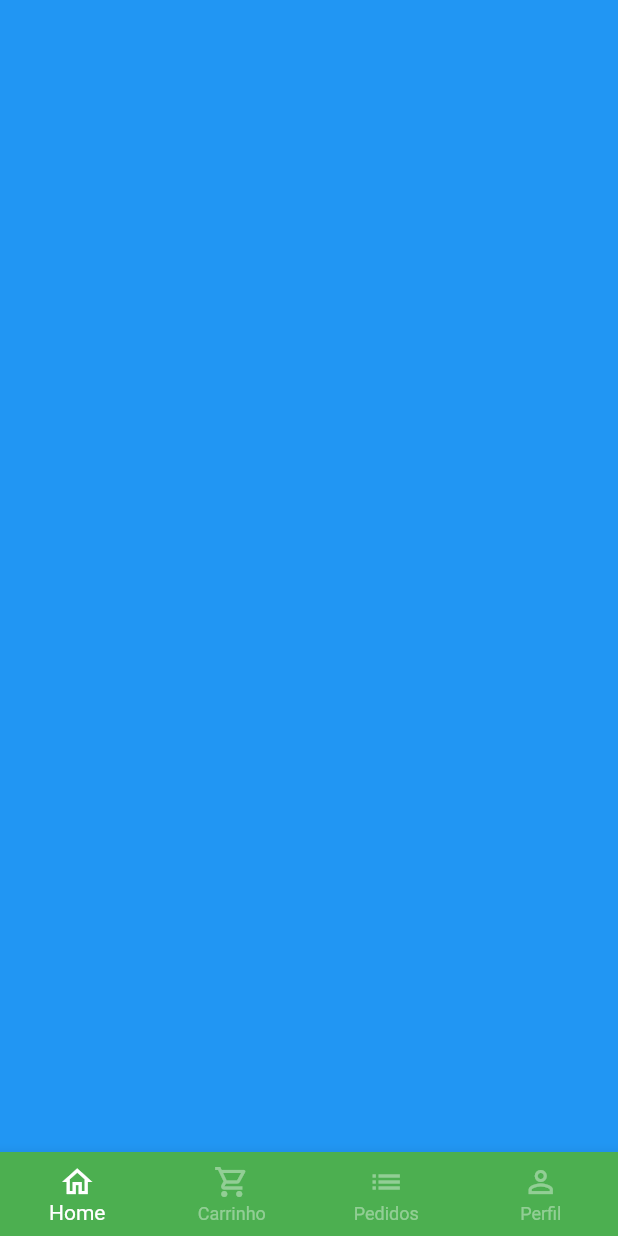
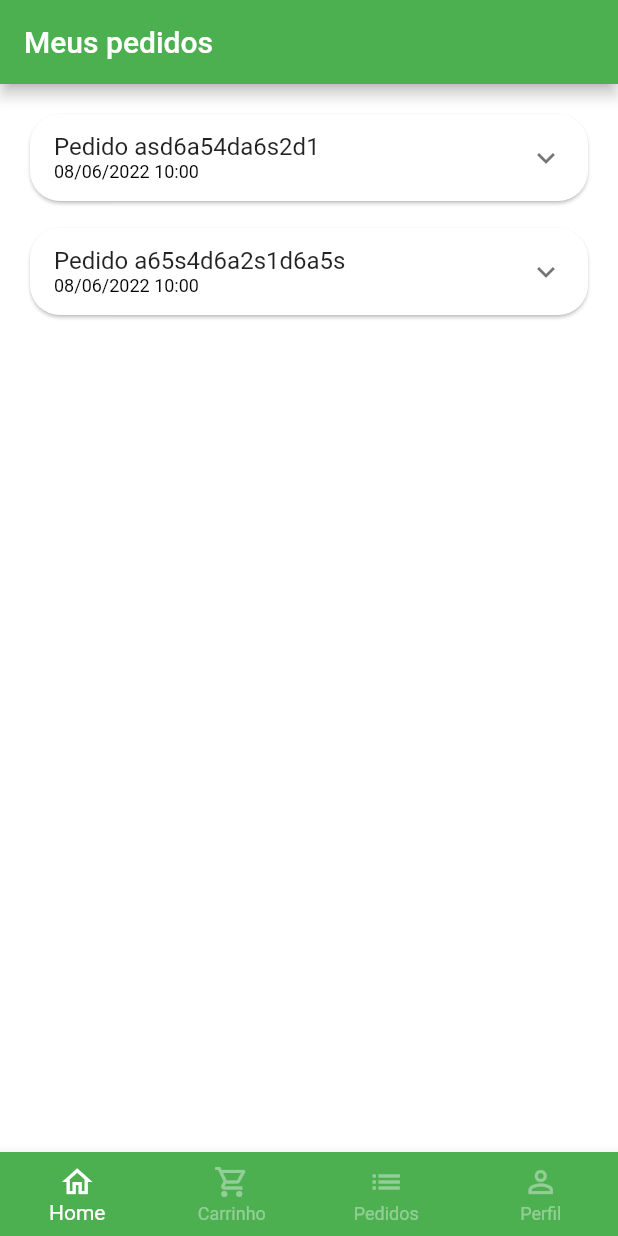
Before and after one commit to gbllopes/quitandinha-flutter-getx, a Flutter app: the BaseScreen screen opened directly, swiped to page 3, on a phone screen of 412 x 824 dp. Run offline on Flutter 3.47's test engine with Material 2 defaults, Android fonts, the phone set to English and light mode, and no system bars; our stand-ins replace animated_text_kit, badges, mask_text_input_formatter.

Commit message:
Implementa tela de pedidos - WIP

```diff
--- a/lib/src/config/app_data.dart
+++ b/lib/src/config/app_data.dart
@@ -1,3 +1,4 @@
+import 'package:quitanda_virtual/src/models/order_model.dart';
 import 'package:quitanda_virtual/src/models/user_model.dart';
 
 import '../models/cart_item_model.dart';
@@ -88,3 +89,49 @@ UserModel user = UserModel(
     phone: '99 9 9999-9999',
     cpf: '999.999.999-99',
     password: '');
+
+List<OrderModel> orders = [
+  // Pedido 01
+  OrderModel(
+    copyAndPaste: 'q1w2e3r4t5y6',
+    createdDateTime: DateTime.parse(
+      '2022-06-08 10:00:10.458',
+    ),
+    overdueDateTime: DateTime.parse(
+      '2022-06-08 11:00:10.458',
+    ),
+    id: 'asd6a54da6s2d1',
+    status: 'pending_payment',
+    total: 11.0,
+    items: [
+      CartItemModel(
+        item: apple,
+        quantity: 2,
+      ),
+      CartItemModel(
+        item: mango,
+        quantity: 2,
+      ),
+    ],
+  ),
+
+  // Pedido 02
+  OrderModel(
+    copyAndPaste: 'q1w2e3r4t5y6',
+    createdDateTime: DateTime.parse(
+      '2022-06-08 10:00:10.458',
+    ),
+    overdueDateTime: DateTime.parse(
+      '2022-06-08 11:00:10.458',
+    ),
+    id: 'a65s4d6a2s1d6a5s',
+    status: 'delivered',
+    total: 11.5,
+    items: [
+      CartItemModel(
+        item: guava,
+        quantity: 1,
+      ),
+    ],
+  ),
+];
--- /dev/null
+++ b/lib/src/models/order_model.dart
@@ -0,0 +1,21 @@
+import 'package:quitanda_virtual/src/models/cart_item_model.dart';
+
+class OrderModel {
+  String id;
+  DateTime createdDateTime;
+  DateTime overdueDateTime;
+  List<CartItemModel> items;
+  String status;
+  String copyAndPaste;
+  double total;
+
+  OrderModel({
+    required this.id,
+    required this.createdDateTime,
+    required this.overdueDateTime,
+    required this.items,
+    required this.status,
+    required this.copyAndPaste,
+    required this.total,
+  });
+}
--- a/lib/src/pages/base/base_screen.dart
+++ b/lib/src/pages/base/base_screen.dart
@@ -2,6 +2,7 @@ import 'package:flutter/material.dart';
 
 import '../cart/cart_tab.dart';
 import '../home/home_tab.dart';
+import '../orders/orders_tab.dart';
 import '../profile/profile_tab.dart';
 
 class BaseScreen extends StatefulWidget {
@@ -24,7 +25,7 @@ class _BaseScreenState extends State<BaseScreen> {
         children: [
           const HomeTab(),
           CartTab(),
-          Container(color: Colors.blue),
+          const OrdersTab(),
           const ProfileTab(),
         ],
       ),
--- a/lib/src/pages/cart/cart_tab.dart
+++ b/lib/src/pages/cart/cart_tab.dart
@@ -1,7 +1,7 @@
 import 'package:flutter/material.dart';
 import 'package:quitanda_virtual/src/config/custom_colors.dart';
 import 'package:quitanda_virtual/src/models/cart_item_model.dart';
-import 'package:quitanda_virtual/src/servives/utils_services.dart';
+import 'package:quitanda_virtual/src/services/utils_services.dart';
 import 'package:quitanda_virtual/src/config/app_data.dart' as app_data;
 
 import 'components/cart_tile.dart';
--- a/lib/src/pages/cart/components/cart_tile.dart
+++ b/lib/src/pages/cart/components/cart_tile.dart
@@ -3,7 +3,7 @@ import 'package:flutter/material.dart';
 import 'package:quitanda_virtual/src/config/custom_colors.dart';
 import 'package:quitanda_virtual/src/models/cart_item_model.dart';
 import 'package:quitanda_virtual/src/pages/common_widgets/quantity_widget.dart';
-import 'package:quitanda_virtual/src/servives/utils_services.dart';
+import 'package:quitanda_virtual/src/services/utils_services.dart';
 
 class CartTile extends StatefulWidget {
   final CartItemModel cartItem;
--- a/lib/src/pages/home/components/item_tile.dart
+++ b/lib/src/pages/home/components/item_tile.dart
@@ -1,6 +1,6 @@
 import 'package:flutter/material.dart';
 import 'package:quitanda_virtual/src/pages/products/product_screen.dart';
-import 'package:quitanda_virtual/src/servives/utils_services.dart';
+import 'package:quitanda_virtual/src/services/utils_services.dart';
 
 import '../../../config/custom_colors.dart';
 import '../../../models/item_model.dart';
--- /dev/null
+++ b/lib/src/pages/orders/components/order_tile.dart
@@ -0,0 +1,102 @@
+import 'package:flutter/material.dart';
+
+import 'package:quitanda_virtual/src/config/app_data.dart';
+import 'package:quitanda_virtual/src/models/cart_item_model.dart';
+import 'package:quitanda_virtual/src/services/utils_services.dart';
+
+import '../../../models/order_model.dart';
+import '../../cart/components/order_status_widget.dart';
+
+class OrderTile extends StatelessWidget {
+  final OrderModel order;
+  final UtilsServices utilsServices = UtilsServices();
+
+  OrderTile({
+    Key? key,
+    required this.order,
+  }) : super(key: key);
+
+  @override
+  Widget build(BuildContext context) {
+    return Card(
+        shape: RoundedRectangleBorder(borderRadius: BorderRadius.circular(20)),
+        child: Theme(
+          data: Theme.of(context).copyWith(dividerColor: Colors.transparent),
+          child: ExpansionTile(
+            childrenPadding: const EdgeInsets.fromLTRB(16, 0, 16, 16),
+            title: Column(
+              crossAxisAlignment: CrossAxisAlignment.start,
+              mainAxisSize: MainAxisSize.min,
+              children: [
+                Text('Pedido ${order.id}'),
+                Text(
+                  utilsServices.formatDateTime(order.createdDateTime),
+                  style: TextStyle(fontSize: 12, color: Colors.black),
+                ),
+              ],
+            ),
+            children: [
+              SizedBox(
+                height: 150,
+                child: Row(
+                  children: [
+                    Expanded(
+                        flex: 3,
+                        child: ListView(
+                          children: order.items
+                              .map((orderItem) => _OrderItemWidget(
+                                  utilsServices: utilsServices,
+                                  orderItem: orderItem))
+                              .toList(),
+                        )),
+                    VerticalDivider(
+                      color: Colors.grey[300],
+                      thickness: 2,
+                      width: 8,
+                    ),
+                    Expanded(
+                        flex: 2,
+                        child: OrderStatusWidget(
+                          status: order.status,
+                          isOverdue:
+                              order.overdueDateTime.isBefore(DateTime.now()),
+                        ))
+                  ],
+                ),
+              )
+            ],
+          ),
+        ));
+  }
+}
+
+class _OrderItemWidget extends StatelessWidget {
+  final CartItemModel orderItem;
+
+  const _OrderItemWidget({
+    Key? key,
+    required this.orderItem,
+    required this.utilsServices,
+  }) : super(key: key);
+
+  final UtilsServices utilsServices;
+
+  @override
+  Widget build(BuildContext context) {
+    return Padding(
+      padding: const EdgeInsets.only(bottom: 10),
+      child: Row(
+        children: [
+          Text(
+            '${orderItem.quantity} ${orderItem.item.unit} ',
+            style: const TextStyle(
+              fontWeight: FontWeight.bold,
+            ),
+          ),
+          Expanded(child: Text(orderItem.item.itemName)),
+          Text(utilsServices.priceToCurrency(orderItem.totalPrice())),
+        ],
+      ),
+    );
+  }
+}
--- a/lib/src/pages/orders/orders_tab.dart
+++ b/lib/src/pages/orders/orders_tab.dart
@@ -0,0 +1,23 @@
+import 'package:flutter/material.dart';
+import 'package:quitanda_virtual/src/config/app_data.dart' as app_data;
+
+import 'components/order_tile.dart';
+
+class OrdersTab extends StatelessWidget {
+  const OrdersTab({Key? key}) : super(key: key);
+
+  @override
+  Widget build(BuildContext context) {
+    return Scaffold(
+      appBar: AppBar(title: const Text('Meus pedidos')),
+      body: ListView.separated(
+          physics: BouncingScrollPhysics(),
+          padding: const EdgeInsets.all(16),
+          itemBuilder: (_, idx) => OrderTile(
+                order: app_data.orders[idx],
+              ),
+          separatorBuilder: (_, idx) => SizedBox(height: 10),
+          itemCount: app_data.orders.length),
+    );
+  }
+}
--- a/lib/src/pages/products/product_screen.dart
+++ b/lib/src/pages/products/product_screen.dart
@@ -1,6 +1,6 @@
 import 'package:flutter/material.dart';
 import 'package:quitanda_virtual/src/config/custom_colors.dart';
-import 'package:quitanda_virtual/src/servives/utils_services.dart';
+import 'package:quitanda_virtual/src/services/utils_services.dart';
 
 import '../../models/item_model.dart';
 import '../common_widgets/quantity_widget.dart';
--- /dev/null
+++ b/lib/src/services/utils_services.dart
@@ -0,0 +1,15 @@
+import 'package:intl/intl.dart';
+import 'package:intl/date_symbol_data_local.dart';
+
+class UtilsServices {
+  String priceToCurrency(double price) {
+    NumberFormat numberFormat = NumberFormat.simpleCurrency(locale: 'pt_BR');
+    return numberFormat.format(price);
+  }
+
+  String formatDateTime(DateTime dateTime) {
+    initializeDateFormatting();
+    DateFormat dateFormat = DateFormat.yMd('pt_BR').add_Hm();
+    return dateFormat.format(dateTime);
+  }
+}
```
Also changed, not shown: lib/src/pages/cart/components/order_status_widget.dart (added, +65 -0 lines), lib/src/servives/utils_services.dart (deleted, +0 -8 lines).
